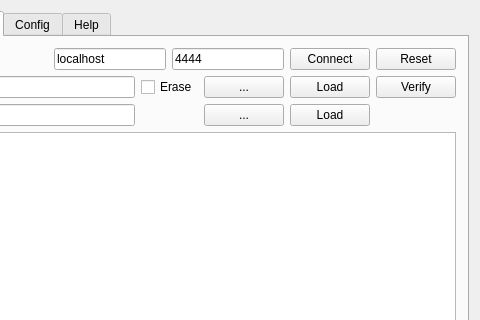
Old version of the form mainwidget.ui in the repository ila-embsys/openocd-gui; both pictures show x 145 to 625 and y 0 to 320 of the 625 by 535 pixel window.
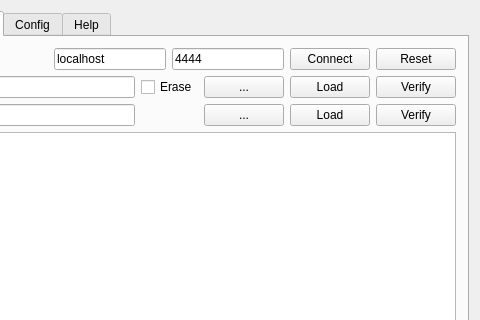
New version of the form. The open tabs and pages were chosen to show the change.

Commit message:
add verify - still untested. many replacements of hard coded ...
addresses and commands

```diff
--- a/mainwidget.ui
+++ b/mainwidget.ui
@@ -352,6 +352,16 @@
            </property>
           </widget>
          </item>
+         <item row="1" column="5">
+          <widget class="QPushButton" name="pushButtonRamVerify">
+           <property name="toolTip">
+            <string>load the flash image into the chip</string>
+           </property>
+           <property name="text">
+            <string>Verify</string>
+           </property>
+          </widget>
+         </item>
         </layout>
        </item>
        <item row="2" column="0">
```
Left out of the diff: 6 changed lines with no effect on the pictures. The commit also changes 5 other files.
